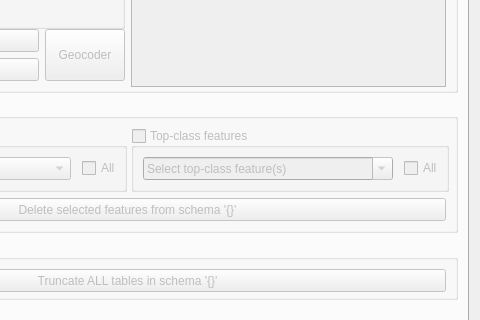
Qt form cdb4/gui_deleter/ui/cdb4_deleter_dialog.ui (tudelft3d/3DCityDB-Tools-for-QGIS) before a commit; both pictures show x 225 to 705 and y 394 to 714 of the 705 by 887 pixel window.
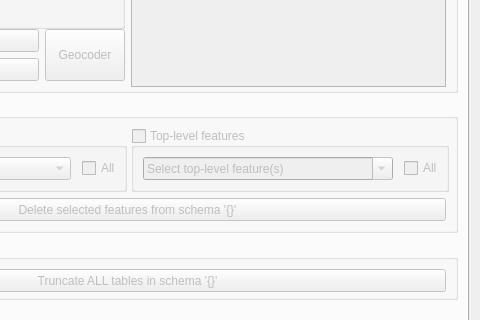
The same form after that commit. Icons and pictures are not drawn. Custom widgets are drawn as their Qt base class.

Diff of the .ui file:
```diff
--- a/cdb4/gui_deleter/ui/cdb4_deleter_dialog.ui
+++ b/cdb4/gui_deleter/ui/cdb4_deleter_dialog.ui
@@ -631,7 +631,7 @@
              </size>
             </property>
             <property name="title">
-             <string>Top-class features</string>
+             <string>Top-level features</string>
             </property>
             <property name="checkable">
              <bool>true</bool>
@@ -671,7 +671,7 @@
                 <bool>true</bool>
                </property>
                <property name="currentText">
-                <string>Select top-class feature(s)</string>
+                <string>Select top-level feature(s)</string>
                </property>
                <property name="maxVisibleItems">
                 <number>99</number>
```
Left out of the diff: 8 changed lines with no effect on the pictures.
